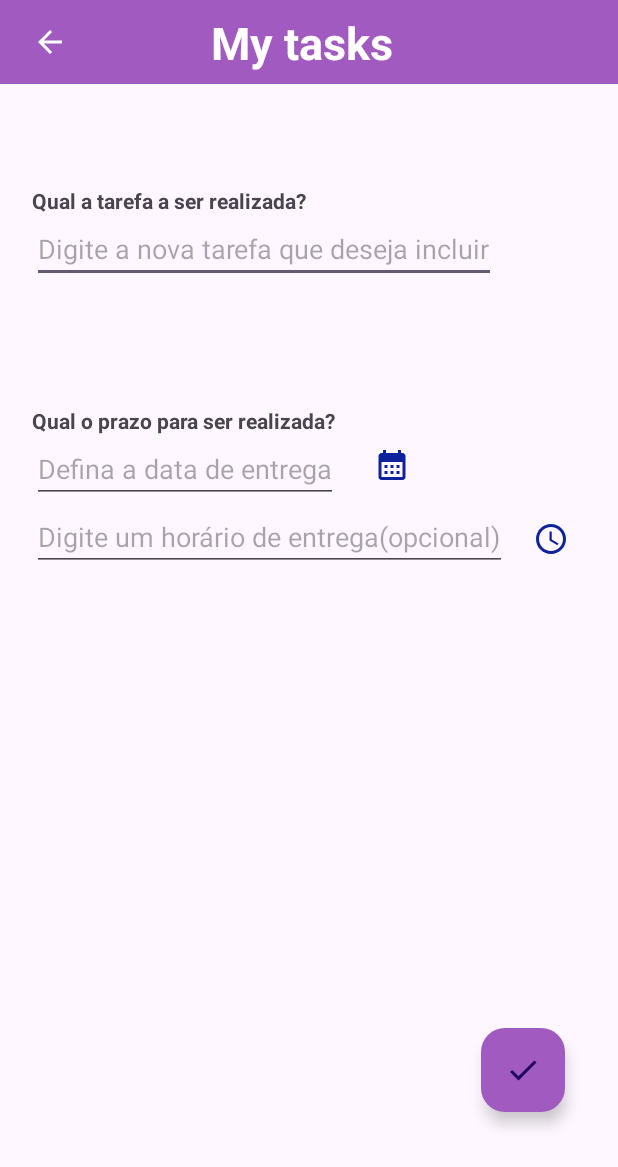
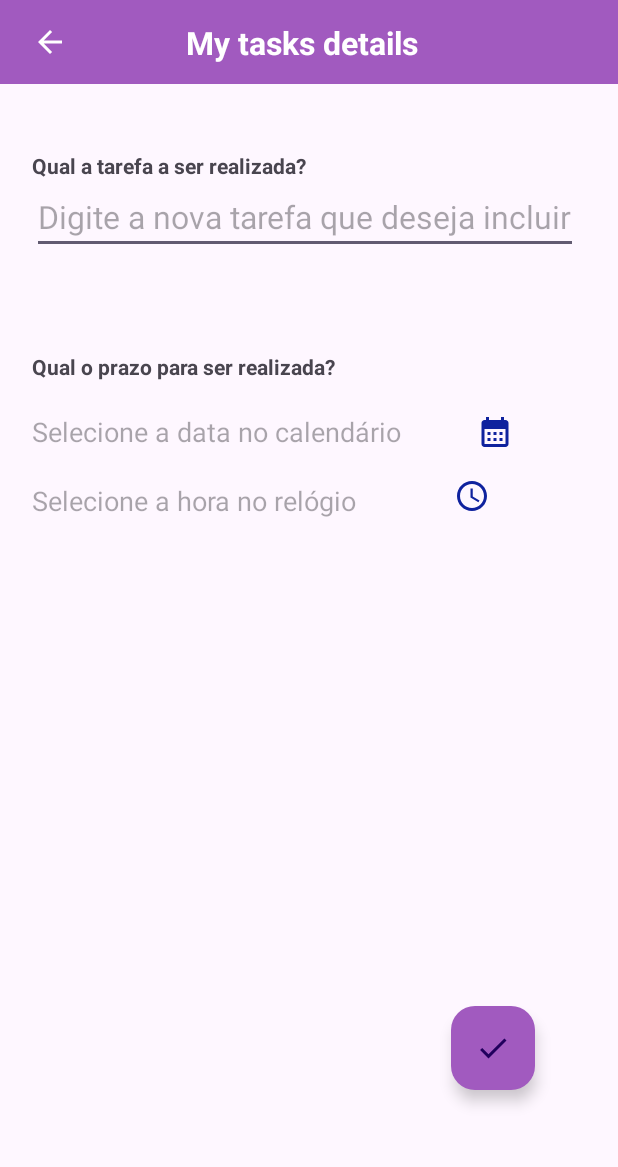
Before and after one commit to germancl/G10_Toti_Tasks, an Android app: the screen it shows after launch (DetailActivity), after a tap on an icon or button, on a phone screen of 412 x 824 dp. Shown: the top 1167 px of the screen. Run offline under Robolectric (Android 15) with nearby library versions, the phone set to English and light mode, and no system bars; our stand-ins replace Room's generated code, data binding.

Commit message:
feat: add navigation functions

```diff
--- a/app/src/main/java/com/example/g10_todotasks/DB/AppDataBase.kt
+++ b/app/src/main/java/com/example/g10_todotasks/DB/AppDataBase.kt
@@ -1,6 +1,8 @@
 package com.example.g10_todotasks.DB
 
+import android.content.Context
 import androidx.room.Database
+import androidx.room.Room
 import androidx.room.RoomDatabase
 import com.example.g10_todotasks.Model.UserData
 
@@ -11,5 +13,25 @@ import com.example.g10_todotasks.Model.UserData
 )
 
 abstract class AppDataBase : RoomDatabase() {
-    //TODO:
+
+    abstract fun userDao(): UserDao
+
+    companion object {
+        private var INSTANCE: AppDataBase? = null
+
+        fun getDatabase(context: Context): AppDataBase {
+            return INSTANCE ?: synchronized(this) {
+                val instance = Room.databaseBuilder(
+                    context.applicationContext,
+                    AppDataBase::class.java,
+                    "app_database"
+                )
+                    // Remover esta linha para não permitir acesso ao banco de dados na main thread
+                    .allowMainThreadQueries()
+                    .build()
+                INSTANCE = instance
+                instance
+            }
+        }
+    }
 }
--- a/app/src/main/java/com/example/g10_todotasks/DB/UserDao.kt
+++ b/app/src/main/java/com/example/g10_todotasks/DB/UserDao.kt
@@ -1,18 +1,31 @@
 package com.example.g10_todotasks.DB
 
+import androidx.room.Dao
+import androidx.room.Delete
+import androidx.room.Insert
+import androidx.room.Query
+import androidx.room.Update
+import com.example.g10_todotasks.Model.UserData
+
+@Dao
 interface UserDao {
-//    @Insert
-    //TODO:
+    @Insert
+    fun insertAll(vararg usersData: UserData)
 
-//    @Query()
-    //TODO:
+    @Query("SELECT * FROM tasks_table")
+    fun getAll(): List<UserData>
 
-//    @Update
-    //TODO:
+    @Update
+    fun updateUser(user: UserData)
 
-//    @Delete
-    //TODO:
+    @Delete
+    fun delete(user: UserData)
 
-//    @Query()
-    //TODO:
+//    @Query("SELECT * FROM tasks_table WHERE id IN (:tasksIds)")
+//    fun loadAllByIds(tasksIds: IntArray): List<UserData>
+//
+//    @Query(
+//        "SELECT * FROM tasks_table WHERE task_name LIKE :name"
+//    )
+//    fun findByName(name: String): UserData
 }
--- a/app/src/main/java/com/example/g10_todotasks/Model/Data.kt
+++ /dev/null
@@ -1,5 +0,0 @@
-package com.example.g10_todotasks.Model
-
-data class Data(
-    val dataTitle: String
-)
--- /dev/null
+++ b/app/src/main/java/com/example/g10_todotasks/Model/TaskItem.kt
@@ -0,0 +1,10 @@
+package com.example.g10_todotasks.Model
+
+import java.time.LocalDate
+import java.time.LocalTime
+
+data class TaskItem(
+    val dataTitle: String,
+    val time: LocalTime?,
+    val date: LocalDate?
+)
--- a/app/src/main/java/com/example/g10_todotasks/Model/UserData.kt
+++ b/app/src/main/java/com/example/g10_todotasks/Model/UserData.kt
@@ -4,11 +4,11 @@ import androidx.room.ColumnInfo
 import androidx.room.Entity
 import androidx.room.PrimaryKey
 
-@Entity(tableName = "user_table")
+@Entity(tableName = "tasks_table")
 data class UserData(
     @PrimaryKey(autoGenerate = true) val id: Int,
-    @ColumnInfo(name = "user_name") val name: String,
-    @ColumnInfo(name = "user_age") val age: Int,
+    @ColumnInfo(name = "task_name") val name: String,
+//    @ColumnInfo(name = "user_age") val age: Int,
 //    TODO: ADD checkbox para concluir a tarefa
 //    @ForeignKey
 )
--- a/app/src/main/java/com/example/g10_todotasks/UI/Adapter.kt
+++ b/app/src/main/java/com/example/g10_todotasks/UI/Adapter.kt
@@ -1,26 +1,36 @@
 package com.example.g10_todotasks.UI
 
 import android.view.LayoutInflater
+import android.view.View
 import android.view.ViewGroup
+import android.widget.TextView
 import androidx.recyclerview.widget.RecyclerView
-import com.example.g10_todotasks.Model.Data
+import com.example.g10_todotasks.Model.TaskItem
 import com.example.g10_todotasks.R
 
-class Adapter(private val dataList: ArrayList<Data>) : RecyclerView.Adapter<ViewHolder>() {
+class Adapter(private val taskItemList: List<TaskItem>) :
+    RecyclerView.Adapter<TaskViewHolder>() {
 
-    override fun onCreateViewHolder(parent: ViewGroup, viewType: Int): ViewHolder {
-        val itemView = LayoutInflater.from(parent.context).inflate(R.layout.tasks, parent, false)
-        return ViewHolder(itemView)
+    override fun onCreateViewHolder(viewGroup: ViewGroup, viewType: Int): TaskViewHolder {
+        val itemView =
+            LayoutInflater.from(viewGroup.context).inflate(R.layout.tasks, viewGroup, false)
+
+        return TaskViewHolder(itemView)
     }
 
     override fun getItemCount(): Int {
-        return dataList.size
+        return taskItemList.size
     }
 
-    override fun onBindViewHolder(viewHolder: ViewHolder, position: Int) {
-//        val currentItem = dataList[position]
-//        viewHolder.rvTitle.text = currentItem.dataTitle
-
-        viewHolder.bind(dataList[position])
+    override fun onBindViewHolder(viewHolder: TaskViewHolder, position: Int) {
+        viewHolder.itemView.setOnClickListener {
+            viewHolder.bind(taskItemList[position])
+        }
     }
 }
+
+class TaskViewHolder(private val view: View) : RecyclerView.ViewHolder(view) {
+    fun bind(task: TaskItem) {
+        view.findViewById<TextView>(R.id.writeTask).text = task.dataTitle
+    }
+}
--- a/app/src/main/java/com/example/g10_todotasks/UI/DetailActivity.kt
+++ b/app/src/main/java/com/example/g10_todotasks/UI/DetailActivity.kt
@@ -1,21 +1,93 @@
 package com.example.g10_todotasks.UI
 
+import android.app.DatePickerDialog
+import android.app.TimePickerDialog
+import android.content.Intent
+import android.icu.util.Calendar
 import android.os.Bundle
-import androidx.activity.enableEdgeToEdge
+import android.widget.ImageView
+import android.widget.TextView
 import androidx.appcompat.app.AppCompatActivity
-import androidx.core.view.ViewCompat
-import androidx.core.view.WindowInsetsCompat
+import androidx.databinding.DataBindingUtil.setContentView
 import com.example.g10_todotasks.R
+import com.example.g10_todotasks.databinding.ActivityDetailBinding
+import java.text.SimpleDateFormat
+import java.util.Locale
 
 class DetailActivity : AppCompatActivity() {
+
+    private lateinit var binding: ActivityDetailBinding
+
+    private lateinit var dateSelected: TextView
+    private lateinit var btnPickDate: ImageView
+    private var calendar = Calendar.getInstance()
+    private lateinit var btnPickTime: ImageView
+    private lateinit var timeSelected: TextView
+
     override fun onCreate(savedInstanceState: Bundle?) {
         super.onCreate(savedInstanceState)
-        enableEdgeToEdge()
         setContentView(R.layout.activity_detail)
-        ViewCompat.setOnApplyWindowInsetsListener(findViewById(R.id.detail)) { v, insets ->
-            val systemBars = insets.getInsets(WindowInsetsCompat.Type.systemBars())
-            v.setPadding(systemBars.left, systemBars.top, systemBars.right, systemBars.bottom)
-            insets
+        binding = setContentView(this, R.layout.activity_detail)
+
+        initUI()
+
+        dateSelected = findViewById(R.id.writeDelDate)
+        btnPickDate = findViewById(R.id.calendar_btn)
+
+        btnPickDate.setOnClickListener {
+            showDatePicker()
+        }
+
+        timeSelected = findViewById(R.id.writeDelTime)
+        btnPickTime = findViewById(R.id.clock_btn)
+
+        btnPickTime.setOnClickListener {
+            showTimePicker()
         }
     }
+
+    private fun initUI() {
+        binding.customToolbarDetails.arrBack.setOnClickListener {
+            handleButtonClickToMain()
+        }
+        binding.customToolbarDetails.detailsTitle.text = "My tasks details"
+    }
+
+    private fun handleButtonClickToMain() {
+        val intent = Intent(applicationContext, MainActivity::class.java)
+        startActivity(intent)
+        finish()
+    }
+
+    private fun showDatePicker() {
+        val datePickerDialog = DatePickerDialog(
+            this, { DatePicker, year: Int, monthOfYear: Int, dayOfMonth: Int ->
+                val selectDate = Calendar.getInstance()
+                selectDate.set(year, monthOfYear, dayOfMonth)
+                val dateFormat = SimpleDateFormat("dd/MM/yyyy", Locale.getDefault())
+                val formattedDate = dateFormat.format(selectDate.time)
+                dateSelected.text = formattedDate
+            },
+            calendar.get(Calendar.YEAR),
+            calendar.get(Calendar.MONTH),
+            calendar.get(Calendar.DAY_OF_MONTH)
+        )
+        datePickerDialog.show()
+    }
+
+    private fun showTimePicker() {
+        val cal = Calendar.getInstance()
+        val timeSetListener = TimePickerDialog.OnTimeSetListener { timePicker, hour, minute ->
+            cal.set(Calendar.HOUR_OF_DAY, hour)
+            cal.set(Calendar.MINUTE, minute)
+            timeSelected.text = SimpleDateFormat("HH:mm").format(cal.time)
+        }
+        TimePickerDialog(
+            this,
+            timeSetListener,
+            cal.get(Calendar.HOUR_OF_DAY),
+            cal.get(Calendar.MINUTE),
+            true
+        ).show()
+    }
 }
--- a/app/src/main/java/com/example/g10_todotasks/UI/MainActivity.kt
+++ b/app/src/main/java/com/example/g10_todotasks/UI/MainActivity.kt
@@ -3,28 +3,35 @@ package com.example.g10_todotasks.UI
 import android.content.Intent
 import android.os.Bundle
 import android.widget.Toast
+import androidx.activity.viewModels
 import androidx.appcompat.app.AppCompatActivity
 import androidx.databinding.DataBindingUtil
 import androidx.recyclerview.widget.LinearLayoutManager
 import androidx.recyclerview.widget.RecyclerView
-import com.example.g10_todotasks.Model.Data
+import com.example.g10_todotasks.Model.TaskItem
 import com.example.g10_todotasks.R
 import com.example.g10_todotasks.databinding.ActivityMainBinding
 
 class MainActivity : AppCompatActivity() {
+    private val viewModel: TaskViewModel by viewModels()
 
     private lateinit var recyclerView: RecyclerView
     private lateinit var adapter: Adapter
-    private lateinit var dataList: ArrayList<Data>
-    lateinit var titleList: ArrayList<String>
-
+    private lateinit var taskItemList: ArrayList<TaskItem>
+    private lateinit var titleList: ArrayList<String>
     private lateinit var binding: ActivityMainBinding
+    private lateinit var taskViewModel: TaskViewModel
 
 
     override fun onCreate(savedInstanceState: Bundle?) {
         super.onCreate(savedInstanceState)
         setContentView(R.layout.activity_main)
         binding = DataBindingUtil.setContentView(this, R.layout.activity_main)
+
+        viewModel.initDb(applicationContext)
+
+//        setRecyclerView()
+
         initUI()
 
         titleList = arrayListOf(
@@ -36,7 +43,7 @@ class MainActivity : AppCompatActivity() {
         )
 
         //        Init data
-        dataList = arrayListOf<Data>()
+        taskItemList = arrayListOf<TaskItem>()
         getData()
 
         //Set up RecyclerView
@@ -53,9 +60,20 @@ class MainActivity : AppCompatActivity() {
         )
 
         //Specify the adapter
-        adapter = Adapter(dataList)
+        adapter = Adapter(taskItemList)
         recyclerView.setAdapter(adapter)
     }
+
+//    private fun setRecyclerView() {
+//        val mainActivity = this
+//        taskViewModel.taskItems.observe(this) {
+//            binding.recyclerView.apply {
+//                {
+//                    layoutManager = LinearLayoutManager(applicationContext)
+//                }
+//            }
+//        }
+//    }
 
     private fun initUI() {
         binding.customToolbarMain.arrBack.setOnClickListener {
@@ -64,7 +82,7 @@ class MainActivity : AppCompatActivity() {
         binding.customToolbarMain.addTask.setOnClickListener {
             handleButtonClickToDetail()
         }
-        binding.customToolbarMain.mainTitle.text = "My tasks"
+        binding.customToolbarMain.mainTitle.text = getString(R.string.mainActTitle)
     }
 
 
@@ -75,12 +93,20 @@ class MainActivity : AppCompatActivity() {
     }
 
     private fun handleButtonClickToMain() {
-        Toast.makeText(applicationContext, "You are already on the home", Toast.LENGTH_SHORT).show()
+        Toast.makeText(applicationContext, getString(R.string.noMoreRet), Toast.LENGTH_SHORT).show()
     }
 
     private fun getData() {
         for (i in titleList.indices) {
-            dataList.add(Data("sampleData"))
+            taskItemList.add(TaskItem("sampleData", null, null)) //TODO:
         }
     }
+
+//    override fun onClick(user: UserData) {
+//        openUserDialog(user)
+//    }
+//
+//    override fun onLongClick(user: UserData) {
+//        viewModel.deleteTask(user)
+//    }
 }
--- /dev/null
+++ b/app/src/main/java/com/example/g10_todotasks/UI/TaskViewModel.kt
@@ -0,0 +1,52 @@
+package com.example.g10_todotasks.UI
+
+import android.content.Context
+import androidx.lifecycle.MutableLiveData
+import androidx.lifecycle.ViewModel
+import androidx.lifecycle.viewModelScope
+import com.example.g10_todotasks.DB.AppDataBase
+import com.example.g10_todotasks.Model.UserData
+import kotlinx.coroutines.Dispatchers
+import kotlinx.coroutines.launch
+
+class TaskViewModel : ViewModel() {
+
+    private lateinit var database: AppDataBase
+
+    val taskItems: MutableLiveData<List<UserData>> = MutableLiveData()
+
+    fun initDb(context: Context) {
+        viewModelScope.launch(Dispatchers.IO) {
+            database = AppDataBase.getDatabase(context)
+            listTaskItem()
+        }
+    }
+
+    private fun listTaskItem() {
+        viewModelScope.launch(Dispatchers.IO) {
+            val listItems = database.userDao().getAll()
+            taskItems.postValue(listItems)
+        }
+    }
+
+    fun addTask(user: UserData) {
+        viewModelScope.launch(Dispatchers.IO) {
+            database.userDao().insertAll(user)
+            listTaskItem()
+        }
+    }
+
+    fun updateTask(user: UserData) {
+        viewModelScope.launch(Dispatchers.IO) {
+            database.userDao().updateUser(user)
+            listTaskItem()
+        }
+    }
+
+    fun deleteTask(user: UserData) {
+        viewModelScope.launch(Dispatchers.IO) {
+            database.userDao().delete(user)
+            listTaskItem()
+        }
+    }
+}
--- a/app/src/main/java/com/example/g10_todotasks/UI/ViewHolder.kt
+++ b/app/src/main/java/com/example/g10_todotasks/UI/ViewHolder.kt
@@ -3,14 +3,13 @@ package com.example.g10_todotasks.UI
 import android.view.View
 import android.widget.TextView
 import androidx.recyclerview.widget.RecyclerView
-import com.example.g10_todotasks.Model.Data
+import com.example.g10_todotasks.Model.TaskItem
 import com.example.g10_todotasks.R
 
 
 class ViewHolder(itemView: View) : RecyclerView.ViewHolder(itemView) {
-//    val rvTitle: TextView = itemView.findViewById(R.id.tasksCheckBox)
 
-    fun bind(task: Data) {
+    fun bind(task: TaskItem) {
         itemView.findViewById<TextView>(R.id.tasksCheckBox).text = task.dataTitle
     }
 }
--- a/app/src/main/res/layout/activity_detail.xml
+++ b/app/src/main/res/layout/activity_detail.xml
@@ -6,7 +6,7 @@
     <androidx.constraintlayout.widget.ConstraintLayout
         android:id="@+id/detail"
         android:layout_width="match_parent"
-        android:layout_height="match_parent">
+        android:layout_height="835dp">
 
         <include
             android:id="@+id/customToolbarDetails"
@@ -19,7 +19,7 @@
             android:id="@+id/textTask"
             android:layout_width="wrap_content"
             android:layout_height="wrap_content"
-            android:paddingTop="50dp"
+            android:layout_marginTop="25dp"
             android:text="Qual a tarefa a ser realizada?"
             android:textStyle="bold"
             app:layout_constraintStart_toStartOf="@+id/leftGuide"
@@ -30,6 +30,7 @@
             android:layout_width="wrap_content"
             android:layout_height="wrap_content"
             android:hint="Digite a nova tarefa que deseja incluir"
+            android:textSize="21dp"
             app:layout_constraintStart_toStartOf="@+id/leftGuide"
             app:layout_constraintTop_toBottomOf="@+id/textTask" />
 
@@ -37,18 +38,20 @@
             android:id="@+id/delTime"
             android:layout_width="wrap_content"
             android:layout_height="wrap_content"
-            android:layout_marginTop="32dp"
+            android:layout_marginTop="15dp"
             android:paddingTop="50dp"
             android:text="Qual o prazo para ser realizada?"
             android:textStyle="bold"
             app:layout_constraintStart_toStartOf="@+id/leftGuide"
             app:layout_constraintTop_toBottomOf="@+id/writeTask" />
 
-        <EditText
+        <androidx.appcompat.widget.AppCompatTextView
             android:id="@+id/writeDelDate"
             android:layout_width="wrap_content"
             android:layout_height="wrap_content"
-            android:hint="Defina a data de entrega"
+            android:layout_marginTop="21dp"
+            android:hint="Selecione a data no calendário"
+            android:textSize="18dp"
             app:layout_constraintStart_toStartOf="@+id/leftGuide"
             app:layout_constraintTop_toBottomOf="@+id/delTime" />
 
@@ -56,19 +59,22 @@
             android:id="@+id/calendar_btn"
             android:layout_width="wrap_content"
             android:layout_height="wrap_content"
-            android:layout_marginBottom="4dp"
             android:padding="9dp"
             android:src="@drawable/calendar_month"
-            app:layout_constraintBottom_toBottomOf="@+id/writeDelDate"
-            app:layout_constraintEnd_toEndOf="parent"
-            app:layout_constraintHorizontal_bias="0.102"
-            app:layout_constraintStart_toEndOf="@+id/writeDelDate" />
+            app:layout_constraintBottom_toTopOf="@+id/writeDelTime"
+            app:layout_constraintEnd_toStartOf="@+id/rightGuide"
+            app:layout_constraintHorizontal_bias="0.506"
+            app:layout_constraintStart_toEndOf="@+id/writeDelDate"
+            app:layout_constraintTop_toBottomOf="@+id/delTime"
+            app:layout_constraintVertical_bias="0.52" />
 
-        <EditText
+        <androidx.appcompat.widget.AppCompatTextView
             android:id="@+id/writeDelTime"
             android:layout_width="wrap_content"
             android:layout_height="wrap_content"
-            android:hint="Digite um horário de entrega(opcional)"
+            android:layout_marginTop="21dp"
+            android:hint="Selecione a hora no relógio"
+            android:textSize="18dp"
             app:layout_constraintStart_toStartOf="@+id/leftGuide"
             app:layout_constraintTop_toBottomOf="@+id/writeDelDate" />
 
@@ -76,17 +82,16 @@
             android:id="@+id/clock_btn"
             android:layout_width="wrap_content"
             android:layout_height="wrap_content"
-            android:layout_marginEnd="16dp"
             android:padding="9dp"
             android:src="@drawable/access_time"
-            app:layout_constraintBottom_toBottomOf="@+id/writeDelTime"
-            app:layout_constraintEnd_toEndOf="parent"
-            app:layout_constraintStart_toEndOf="@+id/writeDelTime" />
+            app:layout_constraintEnd_toStartOf="@+id/rightGuide"
+            app:layout_constraintStart_toEndOf="@+id/writeDelTime"
+            app:layout_constraintTop_toBottomOf="@+id/calendar_btn" />
 
         <com.google.android.material.floatingactionbutton.FloatingActionButton
             android:id="@+id/fabDetail"
             style="@style/fab_btn_det"
-            android:layout_marginEnd="35dp"
+            android:layout_marginEnd="55dp"
             app:layout_constraintBottom_toTopOf="@+id/bottomGuide"
             app:layout_constraintEnd_toEndOf="parent"
             tools:ignore="ContentDescription,MissingConstraints" />
@@ -103,7 +108,7 @@
             android:layout_width="wrap_content"
             android:layout_height="wrap_content"
             android:orientation="horizontal"
-            app:layout_constraintGuide_percent="0.90" />
+            app:layout_constraintGuide_percent="0.87" />
 
         <androidx.constraintlayout.widget.Guideline
             android:id="@+id/leftGuide"
--- a/app/src/main/res/layout/activity_main.xml
+++ b/app/src/main/res/layout/activity_main.xml
@@ -57,7 +57,7 @@
             android:layout_width="wrap_content"
             android:layout_height="wrap_content"
             android:orientation="horizontal"
-            app:layout_constraintGuide_percent="0.08" />
+            app:layout_constraintGuide_percent="0.25" />
 
     </androidx.constraintlayout.widget.ConstraintLayout>
 </layout>
--- a/app/src/main/res/layout/custom_toolbar_details.xml
+++ b/app/src/main/res/layout/custom_toolbar_details.xml
@@ -19,13 +19,13 @@
             app:layout_constraintTop_toTopOf="parent" />
 
         <androidx.appcompat.widget.AppCompatTextView
-            android:id="@+id/mainTitle"
+            android:id="@+id/detailsTitle"
             android:layout_width="wrap_content"
             android:layout_height="wrap_content"
             android:layout_marginEnd="55dp"
             android:text="My tasks"
             android:textColor="@color/white"
-            android:textSize="30sp"
+            android:textSize="21sp"
             android:textStyle="bold"
             app:layout_constraintBottom_toBottomOf="parent"
             app:layout_constraintEnd_toEndOf="parent"
--- a/app/src/main/res/values/strings.xml
+++ b/app/src/main/res/values/strings.xml
@@ -5,6 +5,8 @@
     <string name="editBtn">Edit</string>
     <string name="removeBtn">Remove</string>
     <string name="delivery_time">Delivery time</string>
+    <string name="mainActTitle">My tasks</string>
+    <string name="noMoreRet">You are already on the home</string>
 
     <string-array name="planets_array">
         <item>Mercury</item>
--- a/gradle/libs.versions.toml
+++ b/gradle/libs.versions.toml
@@ -8,6 +8,7 @@ junit = "4.13.2"
 junitVersion = "1.2.1"
 espressoCore = "3.6.1"
 appcompat = "1.7.0"
+lifecycleViewmodelKtx = "2.8.7"
 material = "1.12.0"
 activity = "1.9.3"
 constraintlayout = "2.1.4"
@@ -20,6 +21,7 @@ roomRuntime = "2.6.1"
 [libraries]
 androidx-core-ktx = { group = "androidx.core", name = "core-ktx", version.ref = "coreKtx" }
 androidx-fragment-ktx = { module = "androidx.fragment:fragment-ktx", version.ref = "fragmentKtx" }
+androidx-lifecycle-viewmodel-ktx = { module = "androidx.lifecycle:lifecycle-viewmodel-ktx", version.ref = "lifecycleViewmodelKtx" }
 androidx-navigation-fragment = { module = "androidx.navigation:navigation-fragment", version.ref = "navigationFragment" }
 androidx-navigation-ui = { module = "androidx.navigation:navigation-ui", version.ref = "navigationFragment" }
 androidx-recyclerview = { module = "androidx.recyclerview:recyclerview", version.ref = "recyclerview" }
```
Also changed, not shown: app/build.gradle.kts (+4 -3 lines), app/src/main/res/layout/tasks.xml (+20 -5 lines), 1 other file.
